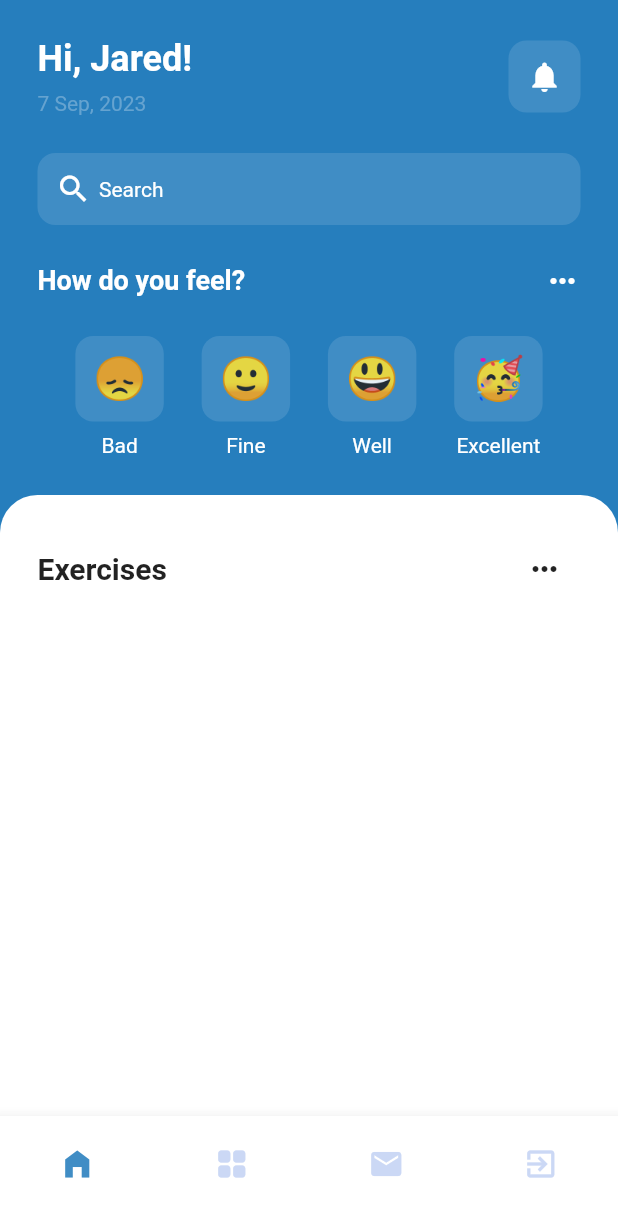
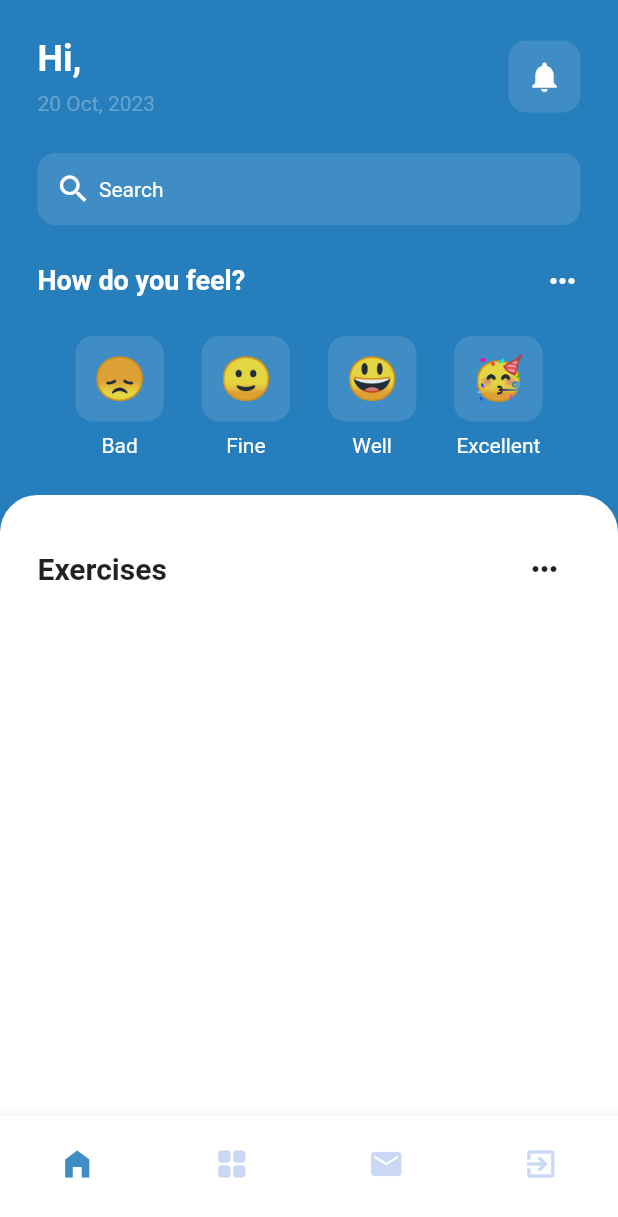
Before and after one commit to kauanhindlmayer/mental-health-app, a Flutter app: the screen it shows once a user with an empty profile is signed in, on a phone screen of 412 x 824 dp. Shown: the top 1217 px of the screen. Run offline on Flutter 3.47's test engine with Material 2 defaults, Android fonts, the phone set to English and light mode, and no system bars; our stand-ins replace cloud_firestore, firebase_auth, firebase_core, font_awesome_flutter; accounts and stored records are empty.

```diff
--- a/lib/pages/authentication/sign_up_page.dart
+++ b/lib/pages/authentication/sign_up_page.dart
@@ -26,12 +26,14 @@ class _SignUpPageState extends State<SignUpPage> {
 
     final email = _emailController.text;
     final password = _passwordController.text;
+    final fullName = _fullNameController.text;
 
     setState(() => _loading = true);
 
     try {
       await FirebaseAuthService()
           .signUpWithEmailAndPassword(email: email, password: password);
+      await FirebaseAuth.instance.currentUser?.updateDisplayName(fullName);
       setState(() => _loading = false);
       Navigator.pushReplacementNamed(context, '/login');
     } on FirebaseAuthException catch (e) {
--- a/lib/pages/exercises/exercises_section.dart
+++ b/lib/pages/exercises/exercises_section.dart
@@ -1,12 +1,16 @@
 import 'package:flutter/material.dart';
+import 'package:intl/intl.dart';
 import 'package:mentalhealthapp/pages/exercises/components/emoticon_face.dart';
 import 'package:mentalhealthapp/services/exercise_service.dart';
+import 'package:mentalhealthapp/services/firebase_auth_service.dart';
 import 'package:mentalhealthapp/utils/colors.dart';
 
 class ExercisesSection extends StatelessWidget {
   ExercisesSection({super.key});
 
   final _exerciseService = ExerciseService();
+  final displayName = FirebaseAuthService().currentUser?.displayName ?? '';
+  final formattedDate = DateFormat('d MMM, y').format(DateTime.now());
 
   @override
   Widget build(BuildContext context) {
@@ -25,23 +29,23 @@ class ExercisesSection extends StatelessWidget {
                 Row(
                   mainAxisAlignment: MainAxisAlignment.spaceBetween,
                   children: [
-                    const Column(
+                    Column(
                       crossAxisAlignment: CrossAxisAlignment.start,
                       children: [
                         Text(
-                          'Hi, Jared!',
-                          style: TextStyle(
+                          'Hi, $displayName',
+                          style: const TextStyle(
                             color: MyColors.primary_white,
                             fontSize: 24.0,
                             fontWeight: FontWeight.bold,
                           ),
                         ),
-                        SizedBox(
+                        const SizedBox(
                           height: 8.0,
                         ),
                         Text(
-                          '7 Sep, 2023',
-                          style: TextStyle(
+                          formattedDate,
+                          style: const TextStyle(
                             color: MyColors.tertiary_blue,
                           ),
                         ),
--- a/pubspec.yaml
+++ b/pubspec.yaml
@@ -36,6 +36,7 @@ dependencies:
   cloud_firestore: ^4.9.3
   firebase_core: ^2.17.0
   firebase_auth: ^4.11.0
+  intl: ^0.17.0
 
 dev_dependencies:
   flutter_test:
```
Also changed, not shown: lib/pages/consultants/consultants_section.dart (+10 -6 lines), pubspec.lock.
